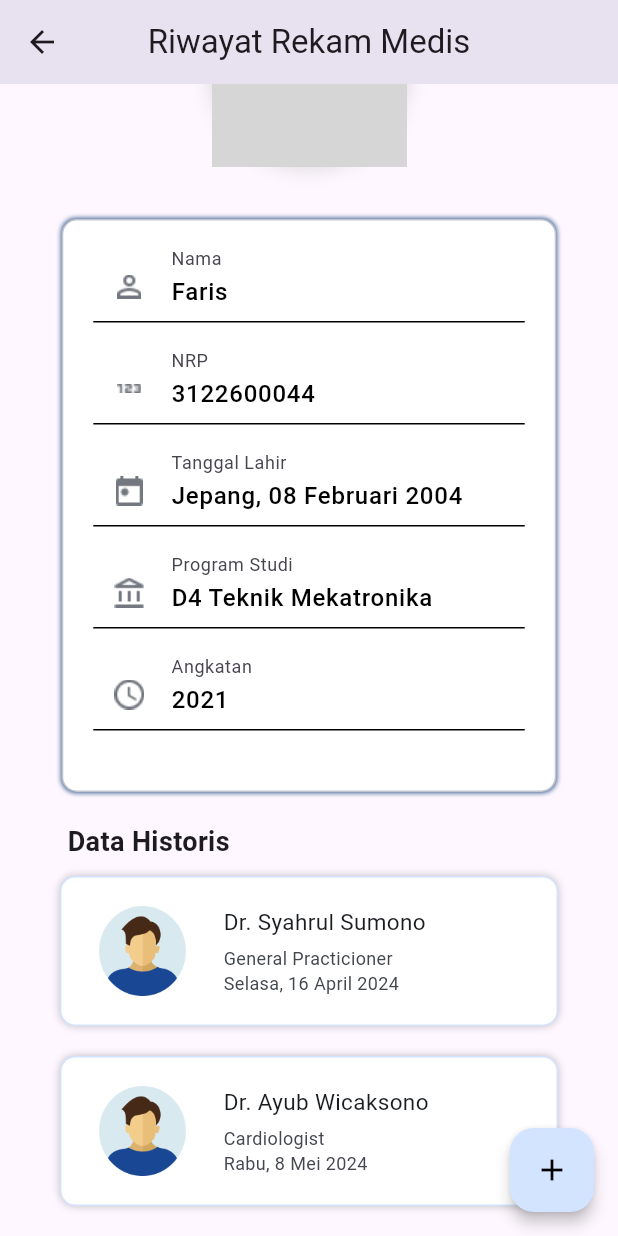
After one commit to Freezer9/rekam_medis_redis, a Flutter app: the screen it shows after launch, scrolled down 85 dp, after a tap on the "add" icon, on a phone screen of 412 x 824 dp. The commit adds this screen. Run offline on Flutter 3.47's test engine with Material 3 defaults, Android fonts, the phone set to English and light mode, and no system bars; missing offline and left inert: autocomplete_textfield; network calls fail; Roboto replaces fonts that are missing (Plus Jakarta Sans); grey boxes are pictures that could not be loaded.

Commit message:
Riwayat rekam medis + input obat

```diff
--- a/lib/datafake/pasien.dart
+++ b/lib/datafake/pasien.dart
@@ -2,16 +2,29 @@ final List<Map<String, String>> patientsData = [
     {
       'name': 'John Manulang',
       'id': '3122600091',
-      'date': 'Selasa, 16 April 2024'
+      'date': 'Selasa, 16 April 2024',
+      'doc' : 'Dr. Syahrul Sumono',
+      'doctitle': 'General Practicioner'
     },
     {
       'name': 'Roni Surya',
       'id': '3122600099',
-      'date': 'Selasa, 12 April 2024'
+      'date': 'Selasa, 12 April 2024',
+      'doc' : 'Dr. Syahrul Sumono',
+      'doctitle': 'General Practicioner'
     },
     {
       'name': 'Dafino Akbar',
       'id': '312260095',
-      'date': 'Selasa, 10 April 2024'
+      'date': 'Selasa, 10 April 2024',
+      'doc' : 'Dr. Syahrul Sumono',
+      'doctitle': 'General Practicioner'
+    },
+     {
+      'name': 'John Manulang',
+      'id': '3122600091',
+      'date': 'Rabu, 8 Mei 2024',
+      'doc' : 'Dr. Ayub Wicaksono',
+      'doctitle': 'Cardiologist'
     },
   ];
--- /dev/null
+++ b/lib/dokter_views/riwayat_redis.dart
@@ -0,0 +1,144 @@
+import 'package:flutter/material.dart';
+import 'package:rekam_medis_redis/datafake/pasien.dart';
+import 'package:rekam_medis_redis/widgets/patients_card.dart';
+
+class RiwayatReDis extends StatelessWidget {
+  const RiwayatReDis({Key? key}) : super(key: key);
+
+  @override
+  Widget build(BuildContext context) {
+    final width = MediaQuery.of(context).size.width;
+    final filteredPatients =
+        patientsData.where((data) => data['name'] == 'John Manulang').toList();
+
+    return Scaffold(
+      appBar: AppBar(
+        centerTitle: true,
+        title: const Text("Riwayat Rekam Medis"),
+        leading: BackButton(
+          onPressed: () => Navigator.pop(context),
+        ),
+        elevation: 3,
+      ),
+      body: SafeArea(
+        child: SingleChildScrollView(
+          padding: const EdgeInsets.symmetric(horizontal: 20, vertical: 10),
+          child: Column(
+            crossAxisAlignment: CrossAxisAlignment.center,
+            children: [
+              _buildProfileImage(),
+              const SizedBox(height: 15),
+              SizedBox(
+                width: width * 0.8,
+                child: _buildProfileInfo(),
+              ),
+              const Padding(
+                padding: EdgeInsets.only(top: 20, left: 25),
+                child: Align(
+                  alignment: Alignment.centerLeft,
+                  child: Text(
+                    "Data Historis",
+                    style: TextStyle(fontSize: 18, fontWeight: FontWeight.bold),
+                  ),
+                ),
+              ),
+              Padding(
+                padding: const EdgeInsets.symmetric(horizontal: 20),
+                child: Column(
+                  children: filteredPatients.map((data) {
+                    return WidgetUtils.buildPasienCard(
+                        data['doc']!, data['doctitle']!, data['date']!);
+                  }).toList(),
+                ),
+              ),
+            ],
+          ),
+        ),
+      ),
+      floatingActionButton: FloatingActionButton(
+        onPressed: () {
+
+        },
+        backgroundColor: const Color(0xFFD2E4FF),
+        elevation: 4,
+        child: const Icon(
+          Icons.add,
+          color: Colors.black,
+        ),
+      ),
+      floatingActionButtonLocation: FloatingActionButtonLocation.endFloat,
+    );
+  }
+
+  Widget _buildProfileImage() {
+    return Container(
+      width: 130,
+      height: 130,
+      margin: const EdgeInsets.only(bottom: 20),
+      decoration: BoxDecoration(
+        border: Border.all(width: 2),
+        boxShadow: const [
+          BoxShadow(
+            spreadRadius: 2,
+            blurRadius: 10,
+            color: Colors.black12,
+          ),
+        ],
+        shape: BoxShape.circle,
+        image: const DecorationImage(
+          fit: BoxFit.cover,
+          image: NetworkImage(
+            'https://cdn.pixabay.com/photo/2024/01/25/03/16/capuchin-monkey-8530884_640.jpg',
+          ),
+        ),
+      ),
+    );
+  }
+
+  Widget _buildProfileInfo() {
+    return Container(
+      decoration: BoxDecoration(
+        border: Border.all(width: 1.0, color: const Color(0xffC3C6CF)),
+        borderRadius: BorderRadius.circular(10),
+        color: Colors.white,
+        boxShadow: [
+          BoxShadow(
+            spreadRadius: 0.2,
+            blurRadius: 2,
+            color: const Color(0xFF38608F),
+          ),
+        ],
+      ),
+      padding: const EdgeInsets.all(20.0),
+      child: Column(
+        children: [
+          _buildTextField('Nama', 'assets/profile.png', 'Faris'),
+          _buildTextField('NRP', 'assets/nrp.png', '3122600044'),
+          _buildTextField('Tanggal Lahir', 'assets/icon.png', 'Jepang, 08 Februari 2004'),
+          _buildTextField('Program Studi', 'assets/prodi.png', 'D4 Teknik Mekatronika'),
+          _buildTextField('Angkatan', 'assets/time.png', '2021'),
+        ],
+      ),
+    );
+  }
+
+  Widget _buildTextField(String labelText, String iconPath, String data) {
+    return Padding(
+      padding: const EdgeInsets.only(bottom: 20),
+      child: TextField(
+        style: const TextStyle(color: Colors.black, fontWeight: FontWeight.w500),
+        controller: TextEditingController(text: data),
+        readOnly: true,
+        decoration: InputDecoration(
+          labelText: labelText,
+          prefixIcon: Image.asset(iconPath, width: 24, height: 24),
+          enabledBorder: const UnderlineInputBorder(
+            borderSide: BorderSide(color: Colors.black),
+            borderRadius: BorderRadius.horizontal(left: Radius.zero),
+          ),
+          contentPadding: const EdgeInsets.only(left: 15),
+        ),
+      ),
+    );
+  }
+}
--- a/lib/main.dart
+++ b/lib/main.dart
@@ -1,6 +1,8 @@
 import 'package:flutter/material.dart';
 import 'package:rekam_medis_redis/admin_view/dashboard_page_admin.dart';
 import 'package:rekam_medis_redis/dokter_views/dashboard_dr_view.dart';
+import 'package:rekam_medis_redis/dokter_views/input_obat.dart';
+import 'package:rekam_medis_redis/dokter_views/riwayat_redis.dart';
 import 'package:rekam_medis_redis/user_view/dashboard_user.dart';
 
 void main() {
@@ -14,7 +16,7 @@ class MainApp extends StatelessWidget {
   Widget build(BuildContext context) {
 
     return const MaterialApp(
-      home: DashboardUser(),
+      home: RiwayatReDis(),
       );
   }
 }
--- a/pubspec.yaml
+++ b/pubspec.yaml
@@ -9,7 +9,7 @@ environment:
 dependencies:
   flutter:
     sdk: flutter
-
+  autocomplete_textfield: ^2.0.1
 
 dev_dependencies:
   flutter_test:
```
Also changed, not shown: lib/datafake/obat.dart (added, +36 -0 lines), lib/dokter_views/input_obat.dart (added, +394 -0 lines), lib/widgets/obat_details.dart (added, +24 -0 lines), assets/Dropdown.png (added), assets/minus.png (added), assets/plus (2).png (added), pubspec.lock.
